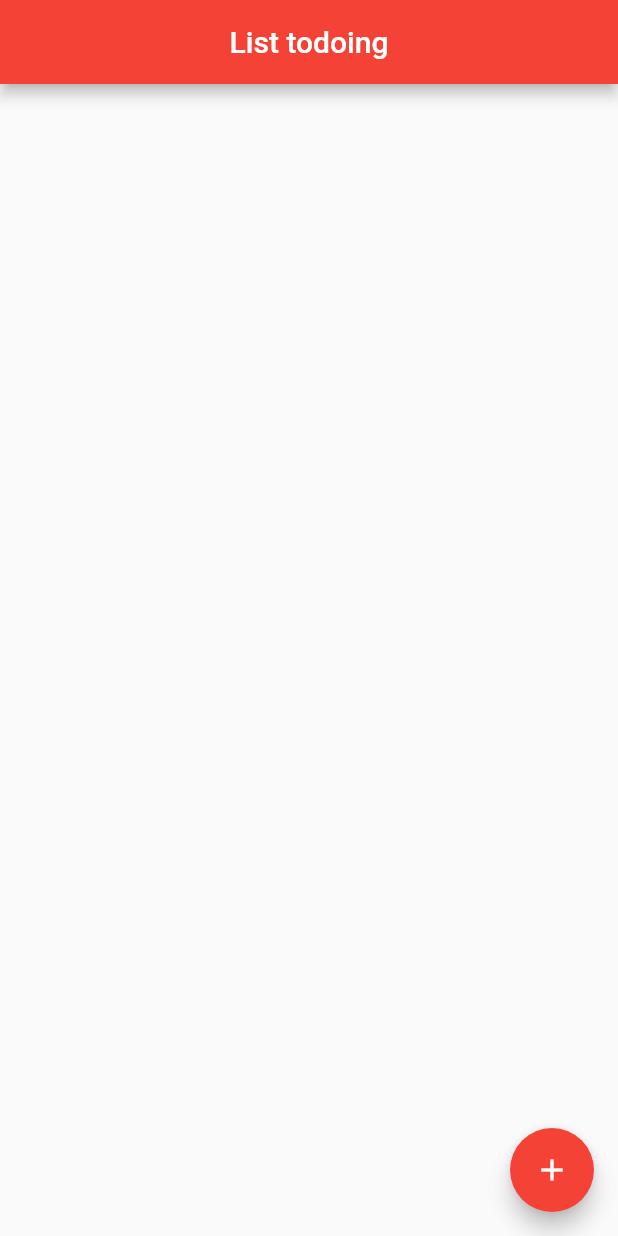
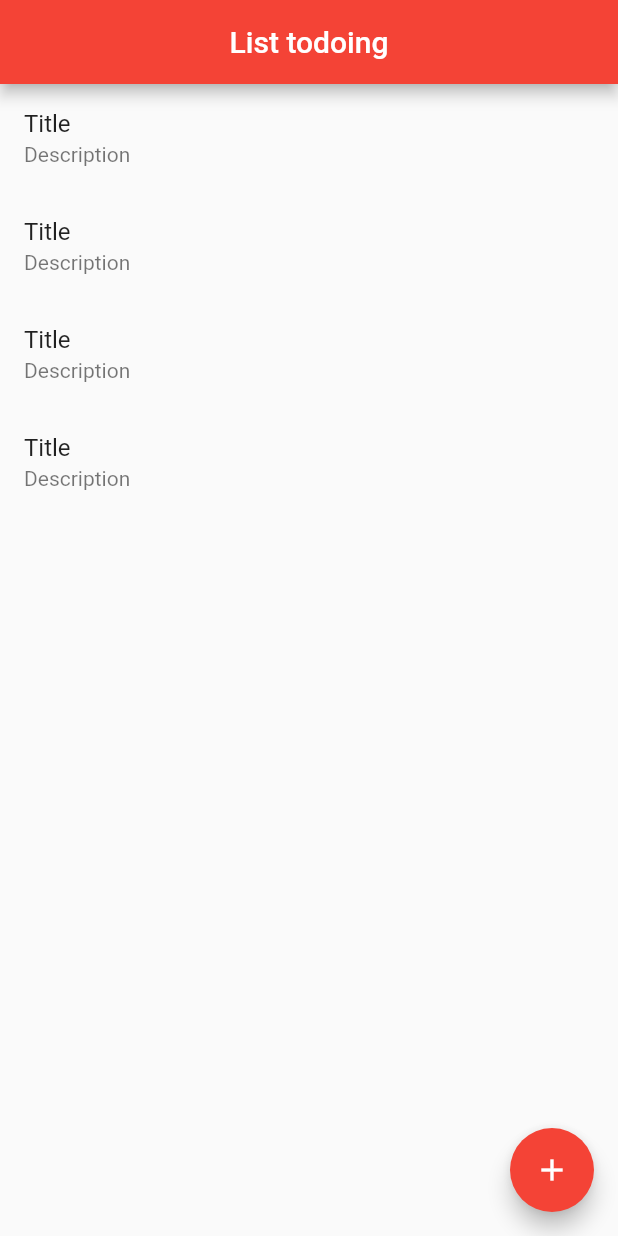
Before and after one commit to mahaubin/todoApp, a Flutter app: the screen it shows after launch, on a phone screen of 412 x 824 dp. Run offline on Flutter 3.47's test engine with Material 2 defaults, Android fonts, the phone set to English and light mode, and no system bars.

Commit message:
Création de la deuxième version de la screen listTodo

```diff
--- a/lib/screens/todo_list_screen.dart
+++ b/lib/screens/todo_list_screen.dart
@@ -16,6 +16,22 @@ class _TodoListScreenState extends State<TodoListScreen> {
         title: Text("List todoing"),
         centerTitle: true,
       ),
+      body: Container(
+        child: ListView.builder(
+            itemCount: 4,
+            itemBuilder: (context, index) {
+              return Dismissible(
+                  onDismissed: (direction) {},
+                  background: Container(
+                    color: Colors.red,
+                  ),
+                  key: UniqueKey(),
+                  child: ListTile(
+                    title: Text("Title"),
+                    subtitle: Text("Description"),
+                  ));
+            }),
+      ),
       floatingActionButton: FloatingActionButton(
           child: Icon(Icons.add),
           onPressed: () {
```
